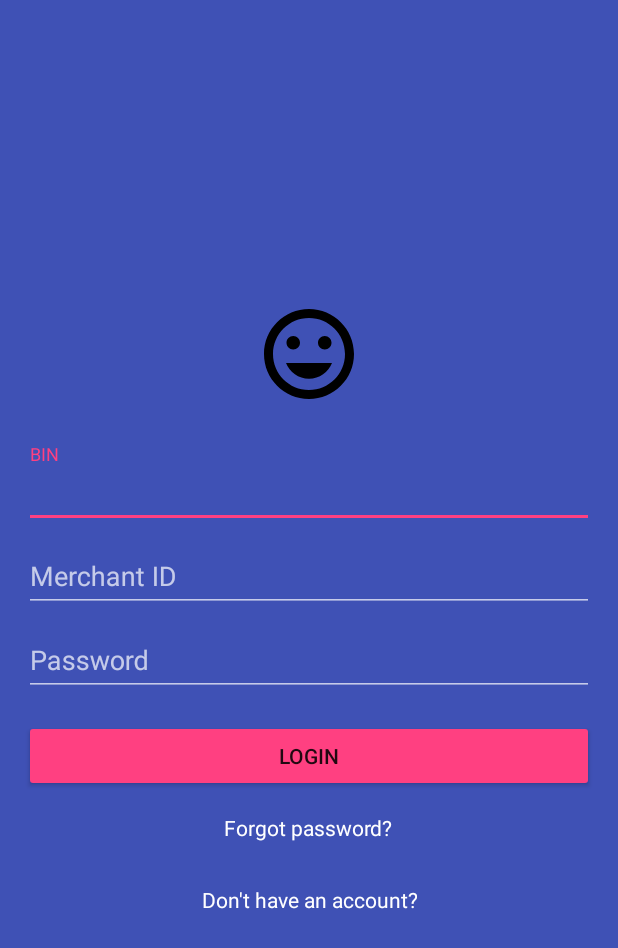
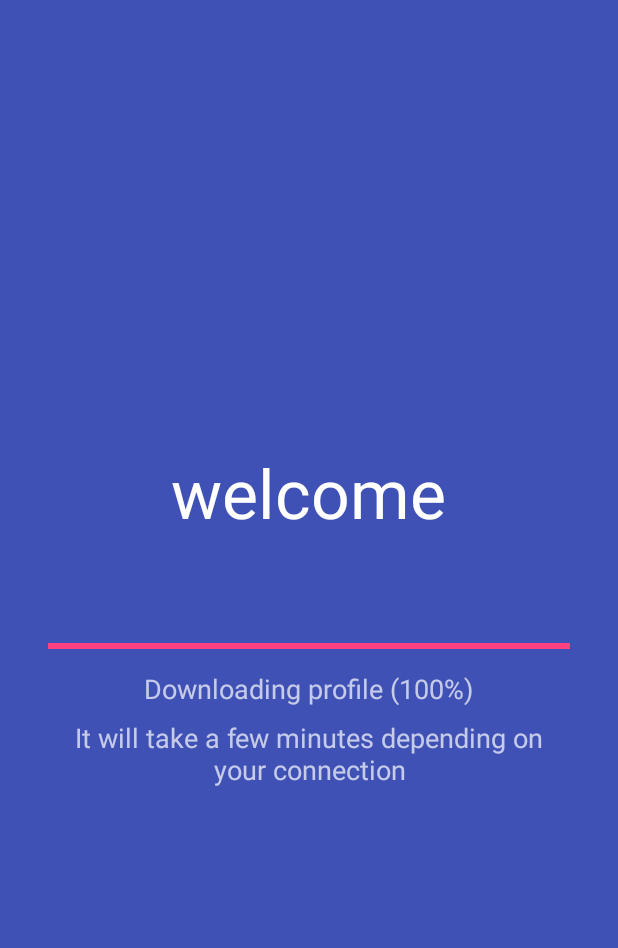
Before and after one commit to payex-plt/PayexAndroid, an Android app: the screen it shows after launch (LoginActivity), after a tap on "LOGIN", on a phone screen of 412 x 824 dp. Shown: the top 948 px of the screen. Run offline under Robolectric (Android 15) with nearby library versions, the phone set to English and light mode, and no system bars; our stand-ins replace ButterKnife; 1 statement that could not run was skipped.

Commit message:
add setup page

```diff
--- a/app/src/main/java/io/payex/android/ui/login/LoginActivity.java
+++ b/app/src/main/java/io/payex/android/ui/login/LoginActivity.java
@@ -12,7 +12,9 @@ import io.payex.android.ui.BaseActivity;
 import io.payex.android.ui.MainActivity;
 
 public class LoginActivity extends BaseActivity
-        implements LoginFragment.OnFragmentInteractionListener, LoginHelperFragment.OnFragmentInteractionListener {
+        implements LoginFragment.OnFragmentInteractionListener, LoginHelperFragment.OnFragmentInteractionListener,
+SetupFragment.OnFragmentInteractionListener
+{
 
     @BindView(R.id.root_container) View mRootView;
 
@@ -40,12 +42,16 @@ public class LoginActivity extends BaseActivity
 
     @Override
     public void onLoginButtonPressed() {
-        startActivity(MainActivity.class, true);
+        changeFragment(R.id.fragment_container, SetupFragment.newInstance());
     }
 
     @Override
     public void onPasswordReset() {
+        Snackbar.make(mRootView, "Resetting password", Snackbar.LENGTH_LONG).show();
+    }
+
+    @Override
+    public void onSetupCompleted() {
         startActivity(MainActivity.class, true);
     }
-
 }
--- /dev/null
+++ b/app/src/main/java/io/payex/android/ui/login/SetupFragment.java
@@ -0,0 +1,97 @@
+package io.payex.android.ui.login;
+
+import android.content.Context;
+import android.os.AsyncTask;
+import android.os.Bundle;
+import android.os.SystemClock;
+import android.support.v4.app.Fragment;
+import android.support.v7.widget.AppCompatTextView;
+import android.view.LayoutInflater;
+import android.view.View;
+import android.view.ViewGroup;
+import android.widget.ProgressBar;
+
+import java.lang.ref.WeakReference;
+
+import butterknife.BindView;
+import butterknife.ButterKnife;
+import io.payex.android.R;
+
+public class SetupFragment extends Fragment {
+
+    @BindView(R.id.tv_progress) AppCompatTextView mProgressTextView;
+    @BindView(R.id.progress_bar) ProgressBar mProgressBarView;
+
+    private OnFragmentInteractionListener mListener;
+
+    public static SetupFragment newInstance() {
+        return new SetupFragment();
+    }
+
+    @Override
+    public View onCreateView(LayoutInflater inflater, ViewGroup container,
+                             Bundle savedInstanceState) {
+        View view = inflater.inflate(R.layout.fragment_setup, container, false);
+        ButterKnife.bind(this, view);
+
+        new DelayTask(this).execute();
+        return view;
+    }
+
+    @Override
+    public void onAttach(Context context) {
+        super.onAttach(context);
+        if (context instanceof OnFragmentInteractionListener) {
+            mListener = (OnFragmentInteractionListener) context;
+        } else {
+            throw new RuntimeException(context.toString()
+                    + " must implement OnFragmentInteractionListener");
+        }
+    }
+
+    @Override
+    public void onDetach() {
+        super.onDetach();
+        mListener = null;
+    }
+
+    public interface OnFragmentInteractionListener {
+        void onSetupCompleted();
+    }
+
+    public static class DelayTask extends AsyncTask<Void, Integer, String> {
+        private int count = 0;
+        private WeakReference<SetupFragment> mRef;
+        private String mProgressMessage;
+
+        DelayTask(SetupFragment f) {
+            this.mRef = new WeakReference<>(f);
+            mProgressMessage = f.getString(R.string.setup_progress);
+        }
+
+        @Override
+        protected void onPreExecute() {
+
+        }
+
+        @Override
+        protected String doInBackground(Void... params) {
+            while (count < 5) {
+                SystemClock.sleep(1500);
+                count++;
+                publishProgress(count * 20);
+            }
+            return "Complete";
+        }
+
+        @Override
+        protected void onProgressUpdate(Integer... values) {
+            mRef.get().mProgressBarView.setProgress(values[0]);
+            mRef.get().mProgressTextView.setText(String.format(mProgressMessage, values[0] + "%"));
+        }
+
+        protected void onPostExecute(String result) {
+            mRef.get().mListener.onSetupCompleted();
+        }
+    }
+}
--- /dev/null
+++ b/app/src/main/res/layout/fragment_setup.xml
@@ -0,0 +1,53 @@
+<android.support.v4.widget.NestedScrollView xmlns:android="http://schemas.android.com/apk/res/android"
+    xmlns:tools="http://schemas.android.com/tools"
+    android:layout_width="match_parent"
+    android:layout_height="match_parent"
+    android:background="@color/colorPrimary"
+    tools:context="io.payex.android.ui.login.SetupFragment">
+
+    <LinearLayout
+        android:layout_width="match_parent"
+        android:layout_height="wrap_content"
+        android:layout_gravity="center"
+        android:layout_margin="@dimen/activity_horizontal_margin"
+        android:gravity="center"
+        android:orientation="vertical"
+        android:paddingLeft="@dimen/spacing_lg"
+        android:paddingRight="@dimen/spacing_lg">
+
+        <android.support.v7.widget.AppCompatTextView
+            android:layout_width="wrap_content"
+            android:layout_height="match_parent"
+            android:layout_marginBottom="@dimen/spacing_xxl"
+            android:gravity="center"
+            android:text="@string/setup_welcome"
+            android:textColor="@android:color/primary_text_dark"
+            android:textAppearance="@style/Base.TextAppearance.AppCompat.Display2" />
+
+        <ProgressBar
+            android:id="@+id/progress_bar"
+            style="?android:attr/progressBarStyleHorizontal"
+            android:layout_width="match_parent"
+            android:layout_height="wrap_content"
+            android:max="100"
+            android:layout_marginBottom="@dimen/spacing_md" />
+
+        <android.support.v7.widget.AppCompatTextView
+            android:id="@+id/tv_progress"
+            android:layout_width="wrap_content"
+            android:layout_height="match_parent"
+            android:layout_marginBottom="@dimen/spacing_md"
+            android:gravity="center"
+            android:text="@string/setup_progress"
+            android:textAppearance="@style/TextAppearance.AppCompat.Medium" />
+
+        <android.support.v7.widget.AppCompatTextView
+            android:layout_width="wrap_content"
+            android:layout_height="match_parent"
+            android:gravity="center"
+            android:text="@string/setup_message"
+            android:textAppearance="@style/TextAppearance.AppCompat.Medium" />
+
+    </LinearLayout>
+
+</android.support.v4.widget.NestedScrollView>
--- a/app/src/main/res/values/strings.xml
+++ b/app/src/main/res/values/strings.xml
@@ -43,6 +43,10 @@
             Email : %4$s
         ]]>
     </string>
+
+    <string name="setup_welcome">welcome</string>
+    <string name="setup_progress">Downloading profile (%1$s)</string>
+    <string name="setup_message">It will take a few minutes depending on your connection</string>
 
     <string name="sale_enter_sale_amount">Enter Sale Amount</string>
 
```
